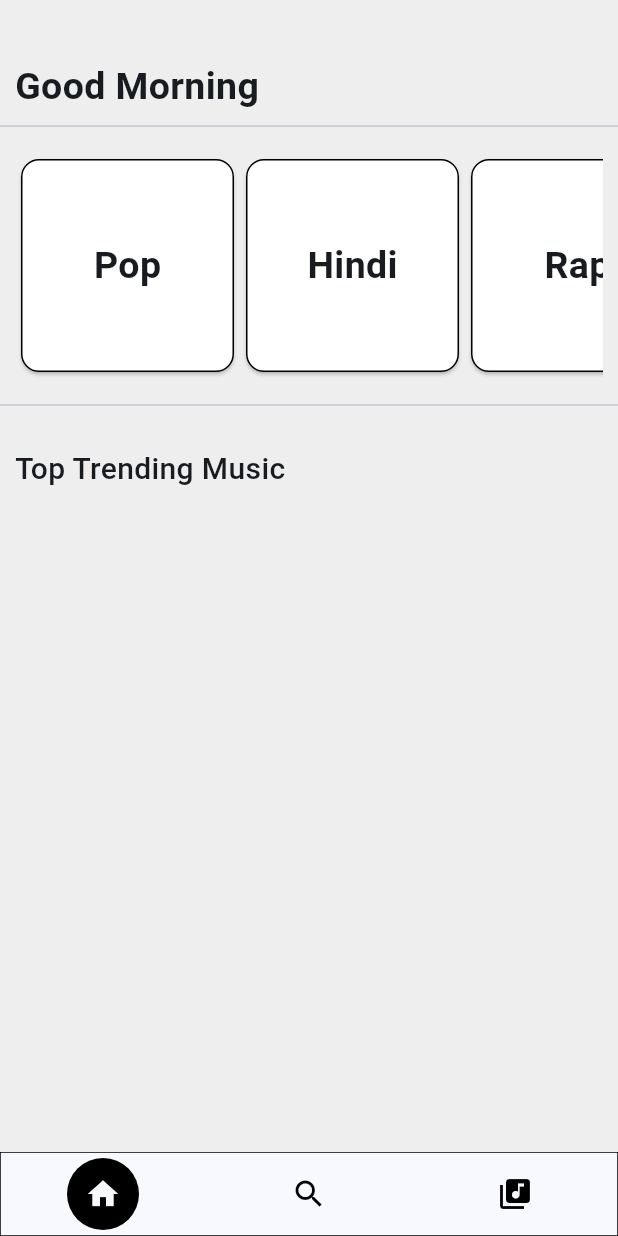
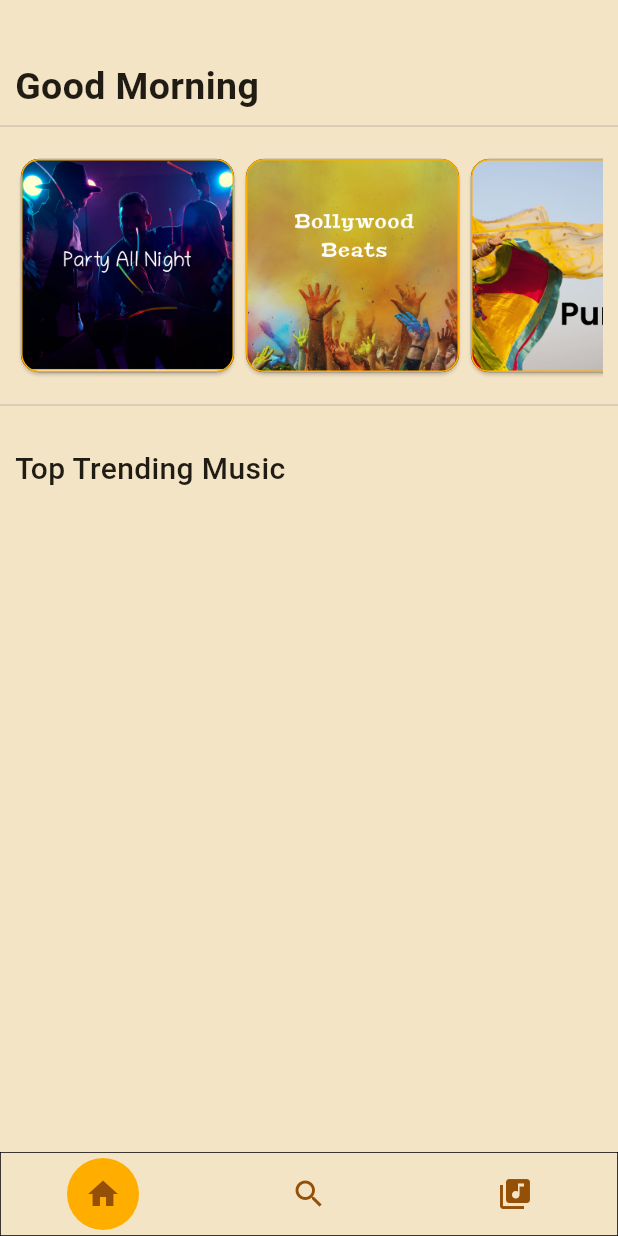
Before and after one commit to burhanuddin-limdi/limusic, a Flutter app: the screen it shows after launch, on a phone screen of 412 x 824 dp. Run offline on Flutter 3.47's test engine with Material 2 defaults, Android fonts, the phone set to English and light mode, and no system bars; drawn by our look-alikes of flutter_snake_navigationbar; our stand-ins replace bloc, flutter_bloc, hive, hive_flutter, just_audio, rxdart; missing offline and left inert: youtube_explode_dart; accounts and stored records are empty.

Commit message:
theme colors applied

```diff
--- a/lib/API/api.dart
+++ b/lib/API/api.dart
@@ -1,10 +1,7 @@
 import 'dart:async';
-
 import 'package:hive/hive.dart';
 import 'package:youtube_explode_dart/youtube_explode_dart.dart';
-
 import '../services/data_manager.dart';
-// import '../utilities/formatter.dart';
 
 final yt = YoutubeExplode();
 
@@ -12,17 +9,22 @@ List userPlaylists = Hive.box('user').get('playlists', defaultValue: []);
 
 String topDailyMusicId = 'PLx0sYbCqOb8Sfi8H4gvgW-vS1g2fkxwLT';
 
-const playlistIds = [
-  {'name': 'Pop', 'id': 'PLw-VjHDlEOguL2K_NwIl_tYcs9_FSt5v_'},
-  {'name': 'Hindi', 'id': 'PL3oW2tjiIxvTSdJ4zqjL9dijeZ0LjcuGS'},
-  {'name': 'Rap', 'id': 'PL4xqRMQ2GXanSqin_ScadJd4coEBK_QCS'},
-  {'name': 'Korean', 'id': 'PL4QNnZJr8sRNKjKzArmzTBAlNYBDN2h-J'},
-  {'name': 'Punjabi', 'id': 'PL-QvSRz8uhNHYPsQFUyZ4vEDURCBqLiR1'},
-  {'name': 'Party', 'id': 'PLm_3vnTS-pvnzdJZzI1jKXvjp_ssKTnP0'},
-  {'name': 'Rock', 'id': 'PLDyMXoYglQpLxQKW_BLbkSh8KuIhYbIp8'},
-  {'name': 'Japanese', 'id': 'PLHfGRdioXHaO6fpAWIUYTV2lBws-uWECA'},
-  {'name': 'Tiktok', 'id': 'PLyORnIW1xT6xExONZqUnmdnfVAl0sJGeb'},
-  {'name': 'Bhojpuri', 'id': 'PL2NFDAvOrsDVTOOuuVUJIakhBvZIjnF2j'},
+List getRecommendedPlaylsits() {
+  playlistIds.shuffle();
+  return playlistIds.toList();
+}
+
+final playlistIds = [
+  {'name': 'pop', 'id': 'PLw-VjHDlEOguL2K_NwIl_tYcs9_FSt5v_'},
+  {'name': 'hindi', 'id': 'PL3oW2tjiIxvTSdJ4zqjL9dijeZ0LjcuGS'},
+  {'name': 'rap', 'id': 'PL4xqRMQ2GXanSqin_ScadJd4coEBK_QCS'},
+  {'name': 'korean', 'id': 'PL4QNnZJr8sRNKjKzArmzTBAlNYBDN2h-J'},
+  {'name': 'punjabi', 'id': 'PL-QvSRz8uhNHYPsQFUyZ4vEDURCBqLiR1'},
+  {'name': 'party', 'id': 'PLm_3vnTS-pvnzdJZzI1jKXvjp_ssKTnP0'},
+  {'name': 'rock', 'id': 'PLDyMXoYglQpLxQKW_BLbkSh8KuIhYbIp8'},
+  {'name': 'japanese', 'id': 'PLHfGRdioXHaO6fpAWIUYTV2lBws-uWECA'},
+  {'name': 'tiktok', 'id': 'PLyORnIW1xT6xExONZqUnmdnfVAl0sJGeb'},
+  {'name': 'bhojpuri', 'id': 'PL2NFDAvOrsDVTOOuuVUJIakhBvZIjnF2j'},
 ];
 
 Future getvideo() async {
--- a/lib/main.dart
+++ b/lib/main.dart
@@ -1,6 +1,7 @@
 import 'package:flutter/material.dart';
 import 'package:flutter_bloc/flutter_bloc.dart';
 import 'package:hive_flutter/hive_flutter.dart';
+import 'package:limusic/style/theme.dart';
 import './pages/root_page.dart';
 import 'blocs/root_bloc/root_bloc.dart';
 
@@ -22,19 +23,7 @@ class MyApp extends StatelessWidget {
   Widget build(BuildContext context) {
     return MaterialApp(
       title: 'Limusic',
-      theme: ThemeData(
-        colorScheme: ColorScheme.fromSeed(seedColor: const Color(0xff292D32)),
-        scaffoldBackgroundColor: const Color(0xffeeeeee),
-        appBarTheme: const AppBarTheme(
-          backgroundColor: Color(0xffeeeeee),
-          foregroundColor: Color(0xff111111),
-          titleTextStyle: TextStyle(
-            color: Color(0xff111111),
-            fontSize: 25,
-          ),
-        ),
-        useMaterial3: true,
-      ),
+      theme: themeData(),
       home: BlocProvider(
         create: (context) => RootBloc(),
         child: const RootPage(),
--- a/lib/pages/home_page.dart
+++ b/lib/pages/home_page.dart
@@ -31,12 +31,12 @@ class HomePageState extends State<HomePage> {
             ),
           ),
           const Divider(),
-          const Padding(
+          Padding(
             padding: EdgeInsets.all(10.0),
             child: SizedBox(
               height: 150,
               child: PlaylistCarousel(
-                playlist: playlistIds,
+                playlist: getRecommendedPlaylsits(),
                 // rootBloc: widget.rootBloc,
               ),
             ),
--- a/lib/pages/root_page.dart
+++ b/lib/pages/root_page.dart
@@ -27,9 +27,6 @@ class RootPageState extends State<RootPage> {
       strokeAlign: BorderSide.strokeAlignInside,
     ),
   );
-  Color selectedColor = Colors.black;
-  Color unselectedColor = Colors.black;
-
   @override
   Widget build(BuildContext context) {
     return BlocConsumer<RootBloc, RootState>(
@@ -58,13 +55,15 @@ class RootPageState extends State<RootPage> {
             ],
           ),
           bottomNavigationBar: SnakeNavigationBar.color(
+            backgroundColor: Theme.of(context).scaffoldBackgroundColor,
             behaviour: snakeBarStyle,
             snakeShape: snakeShape,
             shape: bottomBarShape,
-            snakeViewColor: selectedColor,
-            selectedItemColor:
-                snakeShape == SnakeShape.indicator ? selectedColor : null,
-            unselectedItemColor: unselectedColor,
+            snakeViewColor: Theme.of(context).colorScheme.tertiary,
+            unselectedItemColor: Theme.of(context).colorScheme.tertiary,
+            selectedItemColor: snakeShape == SnakeShape.indicator
+                ? Theme.of(context).colorScheme.primary
+                : null,
             showUnselectedLabels: false,
             showSelectedLabels: false,
             currentIndex: selectedIndex,
@@ -73,17 +72,26 @@ class RootPageState extends State<RootPage> {
               BlocProvider.of<RootBloc>(context)
                   .changeData(screens[selectedIndex], state.song);
             },
-            items: const [
+            items: [
               BottomNavigationBarItem(
-                icon: Icon(Icons.home),
+                icon: Icon(
+                  Icons.home,
+                  color: Theme.of(context).colorScheme.primary,
+                ),
                 label: 'home',
               ),
               BottomNavigationBarItem(
-                icon: Icon(Icons.search),
+                icon: Icon(
+                  Icons.search,
+                  color: Theme.of(context).colorScheme.primary,
+                ),
                 label: 'search',
               ),
               BottomNavigationBarItem(
-                icon: Icon(Icons.library_music),
+                icon: Icon(
+                  Icons.library_music,
+                  color: Theme.of(context).colorScheme.primary,
+                ),
                 label: 'playlists',
               ),
             ],
--- /dev/null
+++ b/lib/style/theme.dart
@@ -0,0 +1,13 @@
+import 'package:flutter/material.dart';
+
+ThemeData themeData() => ThemeData(
+      colorScheme: ColorScheme.fromSeed(
+        seedColor: const Color(0xffffae00),
+        primary: const Color(0xff955007),
+        secondary: const Color(0xfff6f6da),
+        tertiary: const Color(0xffffae00),
+      ),
+      scaffoldBackgroundColor: const Color(0xfff4e4c6),
+      primaryColor: const Color(0xff955007),
+      useMaterial3: true,
+    );
--- a/lib/widgets/playlist_card.dart
+++ b/lib/widgets/playlist_card.dart
@@ -20,22 +20,35 @@ class PlaylistCard extends StatelessWidget {
             width: 150.0,
             height: 150.0,
             child: Card(
-              color: Colors.white,
-              shape: const RoundedRectangleBorder(
+              // color: Theme.of(context).colorScheme.primary,
+              shape: RoundedRectangleBorder(
                 side: BorderSide(
-                  color: Colors.black,
+                  color: Theme.of(context).colorScheme.tertiary,
                 ),
                 borderRadius: BorderRadius.all(Radius.circular(12)),
               ),
-              child: Center(
-                child: Text(
-                  playlist['name'],
-                  style: const TextStyle(
-                    fontSize: 25,
-                    fontWeight: FontWeight.w600,
+              child: Container(
+                width: 600,
+                height: 600,
+                decoration: BoxDecoration(
+                  borderRadius: BorderRadius.circular(12),
+                  border: Border.all(color: Colors.black, width: 0.5),
+                  image: DecorationImage(
+                    image: AssetImage(
+                        'assets/playlist_thumbnails/${playlist['name']}.png'),
+                    fit: BoxFit.fill,
                   ),
                 ),
               ),
+              // child: Center(
+              //   child: Text(
+              //     playlist['name'],
+              //     style: TextStyle(
+              //         fontSize: 25,
+              //         fontWeight: FontWeight.w600,
+              //         color: Theme.of(context).colorScheme.secondary),
+              //   ),
+              // ),
             ),
           ),
         );
--- a/pubspec.yaml
+++ b/pubspec.yaml
@@ -65,9 +65,8 @@ flutter:
   uses-material-design: true
 
   # To add assets to your application, add an assets section, like this:
-  # assets:
-  #   - images/a_dot_burr.jpeg
-  #   - images/a_dot_ham.jpeg
+  assets:
+    - assets/playlist_thumbnails/
 
   # An image asset can refer to one or more resolution-specific "variants", see
   # https://flutter.dev/assets-and-images/#resolution-aware
```
Also changed, not shown: lib/widgets/song_bar.dart (+19 -10 lines), assets/playlist_thumbnails/bhojpuri.png (added), assets/playlist_thumbnails/hindi.png (added), assets/playlist_thumbnails/japanese.png (added), assets/playlist_thumbnails/korean.png (added), assets/playlist_thumbnails/party.png (added), assets/playlist_thumbnails/pop.png (added), assets/playlist_thumbnails/punjabi.png (added), assets/playlist_thumbnails/rap.png (added), assets/playlist_thumbnails/rock.png (added), assets/playlist_thumbnails/tiktok.png (added).
